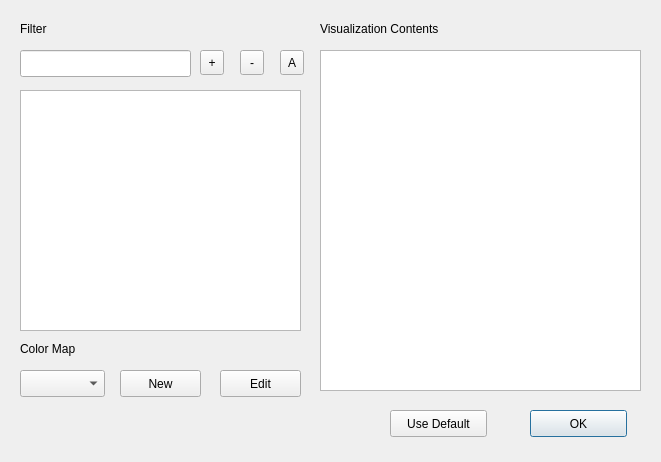
This is moose/trunk/GuiOG/Moogli/layout/vizSelector.ui in physicalist/ncbs-moose as Qt 5 draws it before an edit. The edited form follows.
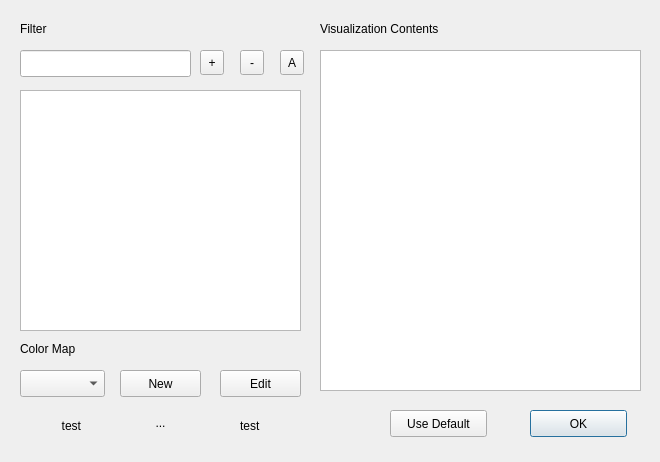
This is the edited form.

```diff
--- a/moose/trunk/GuiOG/Moogli/layout/vizSelector.ui
+++ b/moose/trunk/GuiOG/Moogli/layout/vizSelector.ui
@@ -6,7 +6,7 @@
    <rect>
     <x>0</x>
     <y>0</y>
-    <width>661</width>
+    <width>660</width>
     <height>462</height>
    </rect>
   </property>
@@ -182,17 +182,20 @@
   <widget class="QLabel" name="displayPropertyLabel">
    <property name="geometry">
     <rect>
-     <x>20</x>
+     <x>30</x>
      <y>410</y>
-     <width>361</width>
+     <width>51</width>
      <height>31</height>
     </rect>
    </property>
    <property name="text">
-    <string/>
+    <string>test</string>
+   </property>
+   <property name="alignment">
+    <set>Qt::AlignRight|Qt::AlignTrailing|Qt::AlignVCenter</set>
    </property>
    <property name="wordWrap">
-    <bool>true</bool>
+    <bool>false</bool>
    </property>
   </widget>
   <widget class="QPushButton" name="editColorMapPushButton">
@@ -208,6 +211,41 @@
     <string>Edit</string>
    </property>
   </widget>
+  <widget class="QToolButton" name="colorMapToolButton">
+   <property name="geometry">
+    <rect>
+     <x>90</x>
+     <y>410</y>
+     <width>141</width>
+     <height>25</height>
+    </rect>
+   </property>
+   <property name="text">
+    <string>...</string>
+   </property>
+   <property name="iconSize">
+    <size>
+     <width>128</width>
+     <height>24</height>
+    </size>
+   </property>
+   <property name="autoRaise">
+    <bool>true</bool>
+   </property>
+  </widget>
+  <widget class="QLabel" name="maxDisplayPropertyLabel">
+   <property name="geometry">
+    <rect>
+     <x>240</x>
+     <y>410</y>
+     <width>51</width>
+     <height>31</height>
+    </rect>
+   </property>
+   <property name="text">
+    <string>test</string>
+   </property>
+  </widget>
  </widget>
  <resources/>
  <connections/>
```
Left out of the diff: 2 changed lines with no effect on the pictures.
